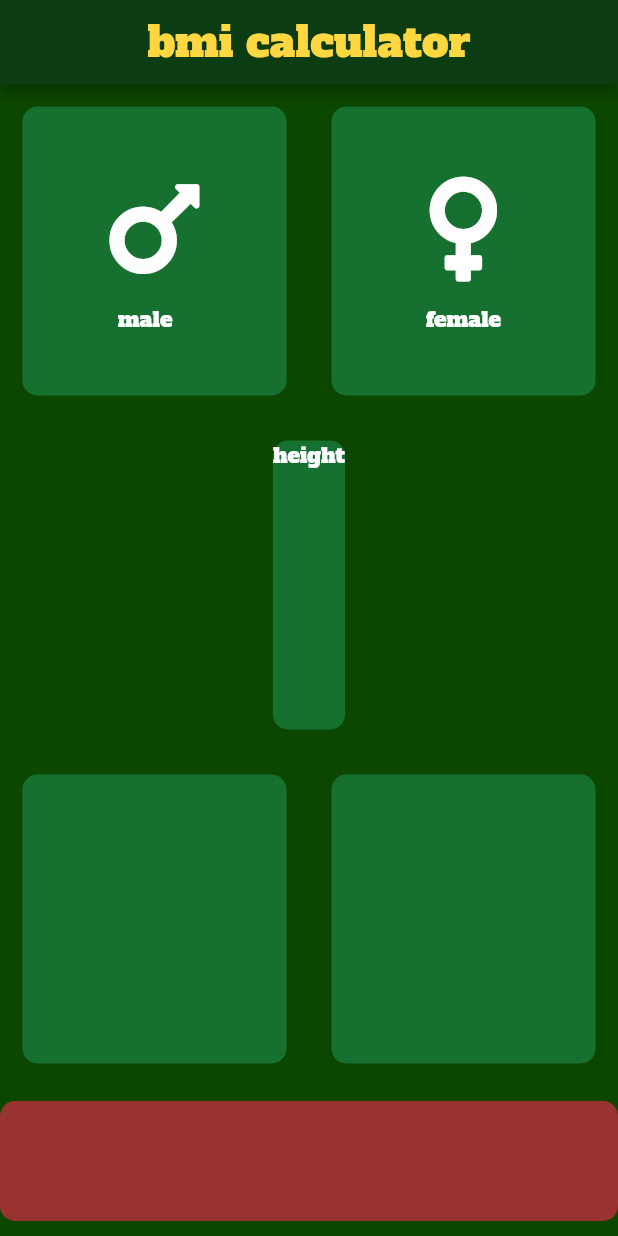
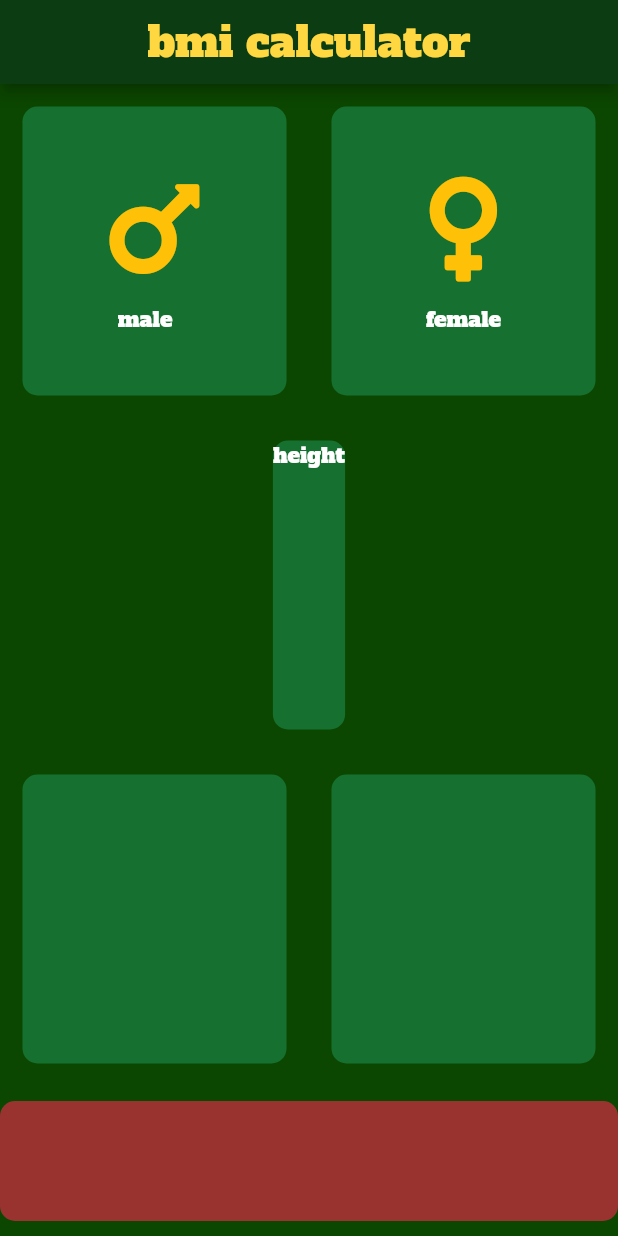
Before and after one commit to marianneleal/bmi-calculator, a Flutter app: the screen it shows after launch, on a phone screen of 412 x 824 dp. Run offline on Flutter 3.47's test engine with Material 2 defaults, Android fonts, the phone set to English and light mode, and no system bars; our stand-ins replace font_awesome_flutter.

Commit message:
fixed icon color

```diff
--- a/lib/child_icon.dart
+++ b/lib/child_icon.dart
@@ -12,7 +12,7 @@ class childIcon extends StatelessWidget {
   Widget build(BuildContext context) {
     return Icon(
       icon,
-      color: Colors.white,
+      color: color,
       size: iconSize,
     );
   }
```
